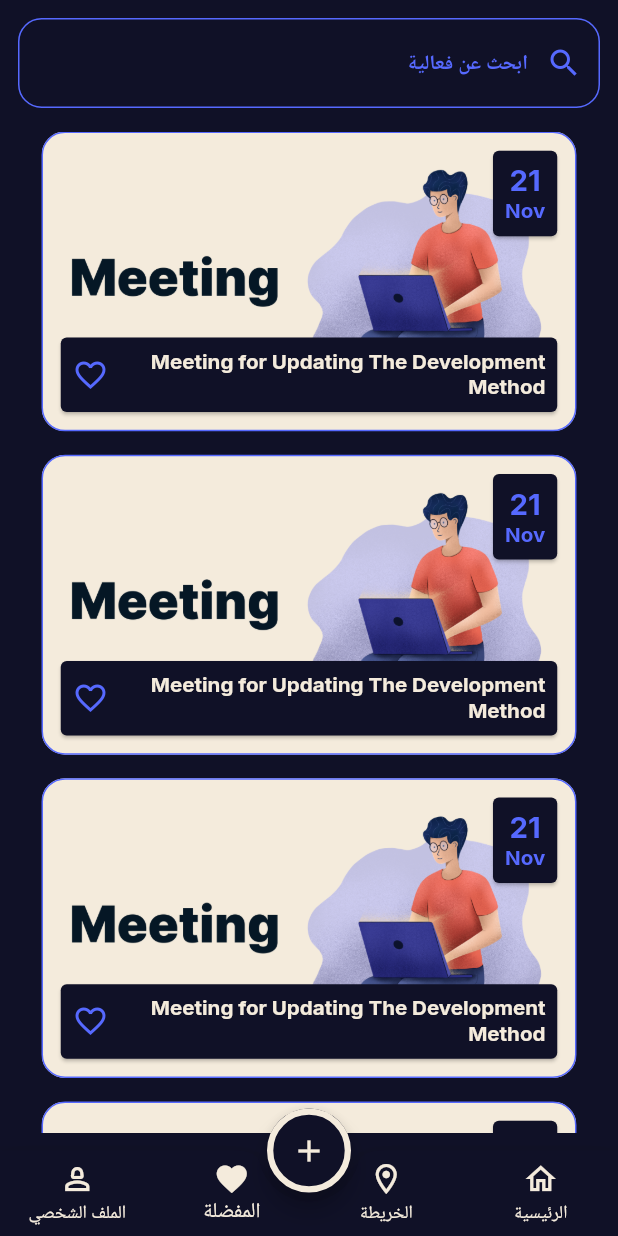
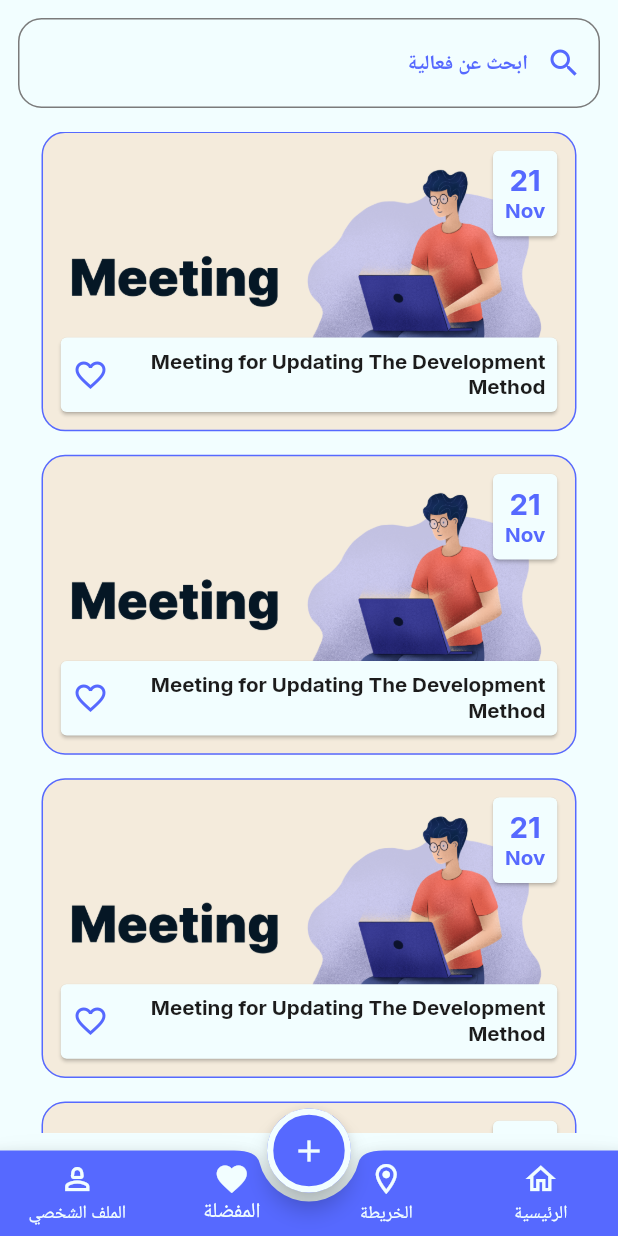
Before and after one commit to ziad-khaled26/Evently-App, a Flutter app: the screen it shows after launch, item 3 of the bottom bar chosen, on a phone screen of 412 x 824 dp. Run offline on Flutter 3.47's test engine with Material 3 defaults, Android fonts, the phone set to English and light mode, and no system bars; our stand-ins replace flutter_screenutil, google_fonts, shared_preferences.

Commit message:
change theme - language -run time using provider

```diff
--- /dev/null
+++ b/lib/core/prefs_manager.dart
@@ -0,0 +1,37 @@
+import 'package:evently_app/core/resources/constants/cache_constant.dart';
+import 'package:flutter/material.dart';
+import 'package:shared_preferences/shared_preferences.dart';
+
+class PrefsManager {
+  static late SharedPreferences prefs;
+  static Future<void> init()async{
+     prefs=await SharedPreferences.getInstance();
+
+  }
+
+  static void saveTheme(ThemeMode newTheme) {
+    prefs.setString(CacheConstant.themeKey, newTheme ==ThemeMode.light?"Light":"Dark");
+  }
+
+  static ThemeMode? getTheme(){
+    String? theme=prefs.getString(CacheConstant.themeKey);
+    if(theme!=null){
+      return theme=="Light"? ThemeMode.light:ThemeMode.dark;
+    }
+    return null;
+
+  }
+
+  static saveLanguage(Locale newLanguage){
+    String language=newLanguage==Locale("en")?"English":"Arabic";
+    prefs.setString(CacheConstant.languageKey, language);
+  }
+
+  static Locale? getSavedLanguage(){
+    String? language=prefs.getString(CacheConstant.languageKey);
+    if(language!=null){
+      return Locale(language=="English"?"en":"ar");
+    }
+    return null;
+  }
+}
--- /dev/null
+++ b/lib/core/resources/constants/cache_constant.dart
@@ -0,0 +1,4 @@
+class CacheConstant{
+  static const String themeKey="theme";
+  static const String languageKey="language";
+}
--- a/lib/features/create_event/create_event.dart
+++ b/lib/features/create_event/create_event.dart
@@ -55,7 +55,7 @@ class _CreateEventState extends State<CreateEvent> {
                 SizedBox(height: 16.h,),
 
                 CustomTabBar(
-                    categories: CategoryModel.categoriesWithOutAll,
+                    categories: CategoryModel.getCategories(context),
                     selectedBgColor: ColorsManager.blue,
                     unSelectedBgColor: Colors.transparent,
                     selectedForegroundColor: ColorsManager.white,
--- a/lib/features/main_layout/favorite/favorite_tab.dart
+++ b/lib/features/main_layout/favorite/favorite_tab.dart
@@ -38,7 +38,7 @@ class FavoriteTab extends StatelessWidget {
                 child: ListView.separated(
                   itemBuilder: (context, index) => EventItem(
                     event: EventModel(
-                      category: CategoryModel.categoriesWithAll[3],
+                      category: CategoryModel.getCategoriesWithAll(context)[3],
                       title: "title",
                       description: "Meeting for Updating The Development Method ",
                       dateTime: DateTime.now(),
--- a/lib/features/main_layout/home/home_tab.dart
+++ b/lib/features/main_layout/home/home_tab.dart
@@ -77,7 +77,7 @@ class _HomeTabState extends State<HomeTab> {
               ),
               SizedBox(height: 8.h),
               CustomTabBar(
-                categories: CategoryModel.categoriesWithAll,
+                categories: CategoryModel.getCategoriesWithAll(context),
                 selectedBgColor: ColorsManager.white,
                 unSelectedBgColor: Colors.transparent,
                 selectedForegroundColor: ColorsManager.blue,
@@ -93,7 +93,7 @@ class _HomeTabState extends State<HomeTab> {
               return EventItem(
 
                 event: EventModel(
-                  category: CategoryModel.categoriesWithAll[3],
+                  category: CategoryModel.getCategoriesWithAll(context)[3],
                   title: "title",
                   description: "Meeting for Updating The Development Method ",
                   dateTime: DateTime.now(),
--- a/lib/l10n/app_ar.arb
+++ b/lib/l10n/app_ar.arb
@@ -26,8 +26,8 @@
   "create_event": "إنشاء فعالية",
   "title": "العنوان",
   "event_title": "عنوان الفعالية",
-    "description": "الوصف",
-    "event_description": "وصف الفعالية",
+  "description": "الوصف",
+  "event_description": "وصف الفعالية",
     "event_date": "تاريخ الفعالية",
     "event_time":"وقت الفعالية",
     "choose_date": "اختر التاريخ",
--- a/lib/main.dart
+++ b/lib/main.dart
@@ -1,12 +1,31 @@
 import 'package:evently_app/config/theme/theme_manager.dart';
+import 'package:evently_app/core/prefs_manager.dart';
 import 'package:evently_app/core/routes_manager.dart';
 import 'package:evently_app/l10n/app_localization.dart';
+import 'package:evently_app/providers/language_provider.dart';
+import 'package:evently_app/providers/theme_provider.dart';
 import 'package:flutter/material.dart';
 import 'package:flutter_localizations/flutter_localizations.dart';
 import 'package:flutter_screenutil/flutter_screenutil.dart';
+import 'package:provider/provider.dart';
+import 'package:shared_preferences/shared_preferences.dart';
 
-void main() {
-  runApp(const MyApp());
+void main() async{
+
+  WidgetsFlutterBinding.ensureInitialized();
+  await PrefsManager.init();
+
+
+
+  runApp(
+    MultiProvider(
+      providers: [
+        ChangeNotifierProvider(create: (_) => ThemeProvider()),
+        ChangeNotifierProvider(create: (_) => LanguageProvider()),
+      ],
+      child:  const MyApp(),
+    ),
+  );
 }
 
 class MyApp extends StatelessWidget {
@@ -14,6 +33,8 @@ class MyApp extends StatelessWidget {
 
   @override
   Widget build(BuildContext context) {
+    var themeProvider=Provider.of<ThemeProvider>(context);
+    var languageProvider=Provider.of<LanguageProvider>(context);
     return ScreenUtilInit(
       designSize: Size(393, 841),
       minTextAdapt: true,
@@ -28,19 +49,14 @@ class MyApp extends StatelessWidget {
           GlobalCupertinoLocalizations.delegate,
         ],
 
-        supportedLocales: [
-          Locale("en"),
-          Locale("ar"),
-        ],
-        locale: Locale("ar"),
-
-
+        supportedLocales: [Locale("en"), Locale("ar")],
+        locale:languageProvider.currentLanguage,
 
         onGenerateRoute: RoutesManager.getRoute,
         initialRoute: RoutesManager.mainLayout,
         theme: ThemeManager.light,
         darkTheme: ThemeManager.dark,
-        themeMode: ThemeMode.dark,
+        themeMode: themeProvider.currentTheme
       ),
     );
   }
--- a/lib/models/category_model.dart
+++ b/lib/models/category_model.dart
@@ -1,4 +1,5 @@
 import 'package:evently_app/core/resources/assets_manager.dart';
+import 'package:evently_app/l10n/app_localization.dart';
 import 'package:flutter/material.dart';
 
 class CategoryModel{
@@ -7,30 +8,35 @@ class CategoryModel{
   IconData icon;
   String imagePath;
   CategoryModel({required this.id,required this.name,required this.icon,required this.imagePath});
+  static List<CategoryModel> getCategoriesWithAll(BuildContext context){
+    AppLocalizations appLocalization=AppLocalizations.of(context)!;
+    return [
+      CategoryModel(id: "0", name: appLocalization.all, icon: Icons.explore_outlined, imagePath: "imagePath",),
+      CategoryModel(id: "1", name: appLocalization.sport, icon: Icons.directions_bike_outlined, imagePath: "imagePath"),
+      CategoryModel(id: "2", name: appLocalization.birth_day, icon: Icons.cake_outlined, imagePath: "imagePath"),
+      CategoryModel(id: "3", name: appLocalization.meeting, icon: Icons.laptop, imagePath: ImageAssets.meeting),
+      CategoryModel(id: "4", name: appLocalization.gaming, icon: Icons.games_outlined, imagePath: "imagePath"),
+      CategoryModel(id: "5", name: appLocalization.eating, icon: Icons.local_pizza_outlined, imagePath: "imagePath"),
+      CategoryModel(id: "6", name: appLocalization.holiday, icon: Icons.holiday_village, imagePath: "imagePath"),
+      CategoryModel(id: "7", name: appLocalization.exhibition, icon: Icons.water_drop_outlined, imagePath: "imagePath"),
+      CategoryModel(id: "8", name: appLocalization.work_shop, icon: Icons.workspaces_outline, imagePath: "imagePath"),
+      CategoryModel(id: "9", name: appLocalization.book_club, icon: Icons.book_outlined, imagePath: "imagePath"),
+    ];
+  }
+  static List<CategoryModel> getCategories(BuildContext context){
+    AppLocalizations appLocalization=AppLocalizations.of(context)!;
+    return [
+      CategoryModel(id: "1", name: appLocalization.sport, icon: Icons.directions_bike_outlined, imagePath: "imagePath"),
+      CategoryModel(id: "2", name: appLocalization.birth_day, icon: Icons.cake_outlined, imagePath: "imagePath"),
+      CategoryModel(id: "3", name: appLocalization.meeting, icon: Icons.laptop, imagePath: ImageAssets.meeting),
+      CategoryModel(id: "4", name: appLocalization.gaming, icon: Icons.games_outlined, imagePath: "imagePath"),
+      CategoryModel(id: "5", name: appLocalization.eating, icon: Icons.local_pizza_outlined, imagePath: "imagePath"),
+      CategoryModel(id: "6", name: appLocalization.holiday, icon: Icons.holiday_village, imagePath: "imagePath"),
+      CategoryModel(id: "7", name: appLocalization.exhibition, icon: Icons.water_drop_outlined, imagePath: "imagePath"),
+      CategoryModel(id: "8", name: appLocalization.work_shop, icon: Icons.workspaces_outline, imagePath: "imagePath"),
+      CategoryModel(id: "9", name: appLocalization.book_club, icon: Icons.book_outlined, imagePath: "imagePath"),
+    ];
+  }
 
-  static List<CategoryModel> categoriesWithAll=[
-    CategoryModel(id: "0", name: "All", icon: Icons.explore_outlined, imagePath: "imagePath",),
-    CategoryModel(id: "1", name: "Sport", icon: Icons.directions_bike_outlined, imagePath: "imagePath"),
-    CategoryModel(id: "2", name: "Birthday", icon: Icons.cake_outlined, imagePath: "imagePath"),
-    CategoryModel(id: "3", name: "Meeting", icon: Icons.laptop, imagePath: ImageAssets.meeting),
-    CategoryModel(id: "4", name: "Gaming", icon: Icons.games_outlined, imagePath: "imagePath"),
-    CategoryModel(id: "5", name: "Eating", icon: Icons.local_pizza_outlined, imagePath: "imagePath"),
-    CategoryModel(id: "6", name: "Holiday", icon: Icons.holiday_village, imagePath: "imagePath"),
-    CategoryModel(id: "7", name: "Exhibition", icon: Icons.water_drop_outlined, imagePath: "imagePath"),
-    CategoryModel(id: "8", name: "WorkShop", icon: Icons.workspaces_outline, imagePath: "imagePath"),
-    CategoryModel(id: "9", name: "BookClub", icon: Icons.book_outlined, imagePath: "imagePath"),
-  ];
-
-  static List<CategoryModel> categoriesWithOutAll=[
-    CategoryModel(id: "1", name: "Sport", icon: Icons.directions_bike_outlined, imagePath: "imagePath"),
-    CategoryModel(id: "2", name: "Birthday", icon: Icons.cake_outlined, imagePath: "imagePath"),
-    CategoryModel(id: "3", name: "Meeting", icon: Icons.laptop, imagePath: "imagePath"),
-    CategoryModel(id: "4", name: "Gaming", icon: Icons.games_outlined, imagePath: "imagePath"),
-    CategoryModel(id: "5", name: "Eating", icon: Icons.local_pizza_outlined, imagePath: "imagePath"),
-    CategoryModel(id: "6", name: "Holiday", icon: Icons.holiday_village, imagePath: "imagePath"),
-    CategoryModel(id: "7", name: "Exhibition", icon: Icons.water_drop_outlined, imagePath: "imagePath"),
-    CategoryModel(id: "8", name: "WorkShop", icon: Icons.workspaces_outline, imagePath: "imagePath"),
-    CategoryModel(id: "9", name: "BookClub", icon: Icons.book_outlined, imagePath: "imagePath"),
-  ];
 
 }
--- /dev/null
+++ b/lib/providers/language_provider.dart
@@ -0,0 +1,16 @@
+import 'package:evently_app/core/prefs_manager.dart';
+import 'package:flutter/material.dart';
+
+class LanguageProvider extends ChangeNotifier{
+  Locale currentLanguage=PrefsManager.getSavedLanguage()??Locale("ar");
+
+  void changeAppLanguage(Locale newLanguage){
+    if(currentLanguage==newLanguage)return;
+    currentLanguage=newLanguage;
+    PrefsManager.saveLanguage(currentLanguage);
+    notifyListeners();
+  }
+
+  bool get isEnglishEnabled=> currentLanguage==Locale("en");
+
+}
--- /dev/null
+++ b/lib/providers/theme_provider.dart
@@ -0,0 +1,19 @@
+import 'package:evently_app/core/prefs_manager.dart';
+import 'package:flutter/material.dart';
+import 'package:shared_preferences/shared_preferences.dart';
+
+class ThemeProvider extends ChangeNotifier{
+  ThemeMode currentTheme=PrefsManager.getTheme()??ThemeMode.light;
+
+  void changeAppTheme(ThemeMode newTheme){
+    if(currentTheme==newTheme) return;
+    currentTheme=newTheme;
+    PrefsManager.saveTheme(currentTheme);
+    notifyListeners();
+
+  }
+
+
+  bool get isDarkEnabled=>currentTheme==ThemeMode.dark;
+
+}
--- a/pubspec.yaml
+++ b/pubspec.yaml
@@ -41,6 +41,8 @@ dependencies:
   cupertino_icons: ^1.0.8
   google_fonts: ^6.3.1
   flutter_screenutil: ^5.9.3
+  provider: ^6.1.5+1
+  shared_preferences: ^2.5.3
 
 dev_dependencies:
   flutter_test:
```
Also changed, not shown: lib/features/main_layout/profile/build_drop_down_menu_item.dart (+8 -2 lines), lib/features/main_layout/profile/profile_tab.dart (+23 -2 lines), pubspec.lock.
